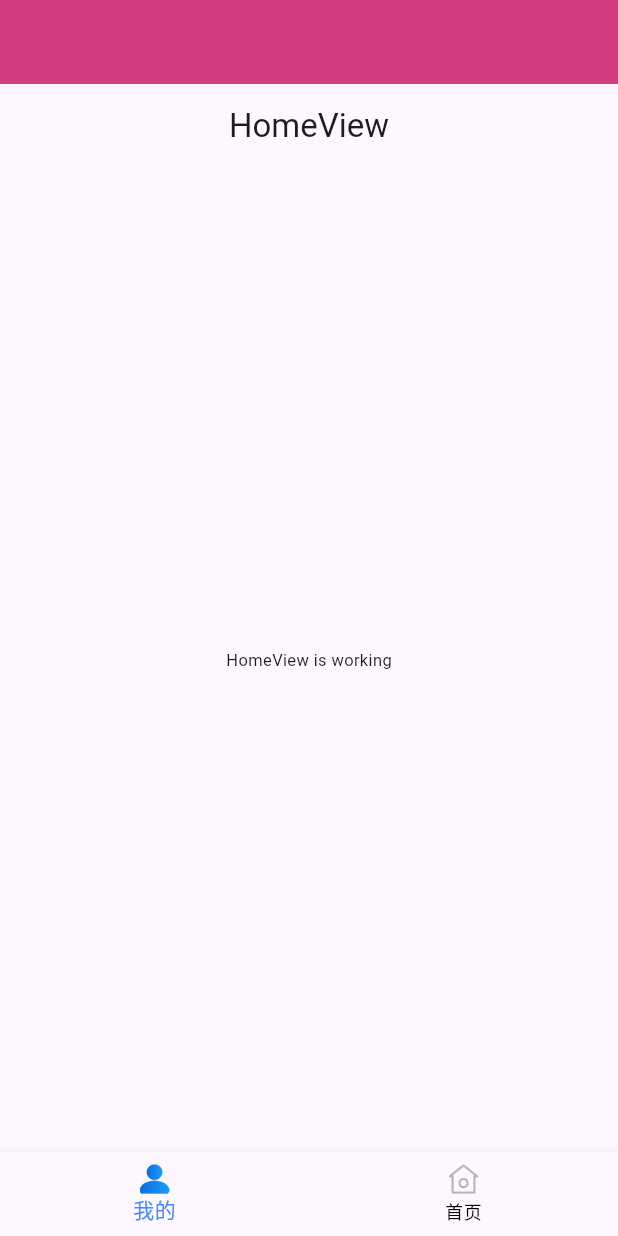
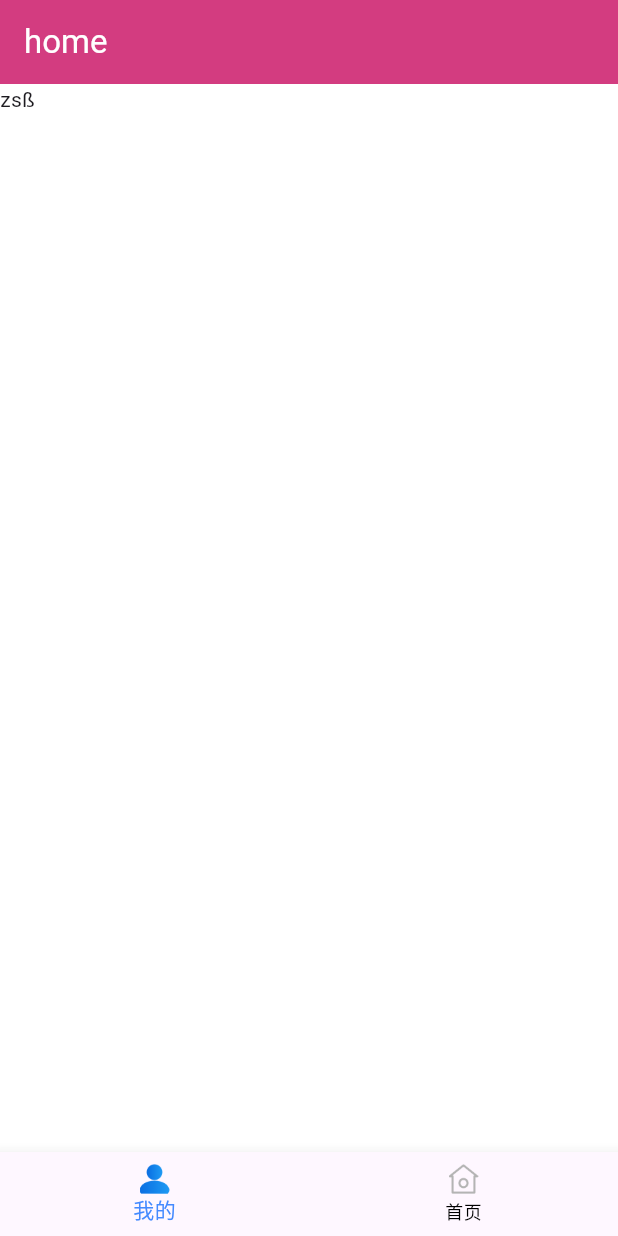
Before and after one commit to cjy19890822/wanAndroidProject, a Flutter app: the screen it shows after launch, on a phone screen of 412 x 824 dp. Run offline on Flutter 3.47's test engine with Material 3 defaults, Android fonts, the phone set to English and light mode, and no system bars; our stand-ins replace flutter_easyloading, flutter_screenutil, fluttertoast, get, pull_to_refresh; missing offline and left inert: dart:ffi.

Commit message:
app首页初始化

```diff
--- a/lib/app/modules/home/controllers/home_controller.dart
+++ b/lib/app/modules/home/controllers/home_controller.dart
@@ -4,6 +4,7 @@ class HomeController extends GetxController {
   //TODO: Implement HomeController
 
   final count = 0.obs;
+  final name = "zsß".obs;
   @override
   void onInit() {
     super.onInit();
--- a/lib/app/modules/home/views/home_view.dart
+++ b/lib/app/modules/home/views/home_view.dart
@@ -2,25 +2,43 @@ import 'package:flutter/material.dart';
 import 'package:flutter_screenutil/flutter_screenutil.dart';
 
 import 'package:get/get.dart';
+import 'package:wanandroidproject/app/base/base_common_view.dart';
 
 import '../controllers/home_controller.dart';
 
-class HomeView extends GetView<HomeController> {
-  const HomeView({Key? key}) : super(key: key);
+class HomeView extends BaseCommonView<HomeController> {
+  HomeView({Key? key}) : super(key: key);
+  // @override
+  // Widget build(BuildContext context) {
+  //   ScreenUtil.init(context,designSize: const Size(750, 1334));
+  //   return Scaffold(
+  //     appBar: AppBar(
+  //       title: const Text('HomeView'),
+  //       centerTitle: true,
+  //     ),
+  //     body:  Center(
+  //       child: Text(
+  //         'HomeView is working',
+  //         style: TextStyle(fontSize: 20.sp),
+  //       ),
+  //     ),
+  //   );
+  // }
+
   @override
-  Widget build(BuildContext context) {
-    ScreenUtil.init(context,designSize: const Size(750, 1334));
-    return Scaffold(
-      appBar: AppBar(
-        title: const Text('HomeView'),
-        centerTitle: true,
-      ),
-      body:  Center(
-        child: Text(
-          'HomeView is working',
-          style: TextStyle(fontSize: 20.sp),
-        ),
-      ),
-    );
+  get navTitle=>"home";
+
+
+  @override
+  Widget buildContent() {
+    // TODO: implement buildContent
+
+    return   Text(controller.name.value);
+  }
+
+  @override
+  Widget buildNavgationbar() {
+    // TODO: implement buildNavgationbar
+    throw UnimplementedError();
   }
 }
--- a/lib/app/modules/my/views/my_view.dart
+++ b/lib/app/modules/my/views/my_view.dart
@@ -1,24 +1,29 @@
 import 'package:flutter/material.dart';
 
-import 'package:get/get.dart';
+import 'package:wanandroidproject/app/base/base_common_view.dart';
 
 import '../controllers/my_controller.dart';
 
-class MyView extends GetView<MyController> {
-  const MyView({Key? key}) : super(key: key);
+class MyView extends BaseCommonView<MyController> {
+   MyView({Key? key}) : super(key: key);
+
+
+   @override
+   get navTitle=>"my";
+
   @override
-  Widget build(BuildContext context) {
-    return Scaffold(
-      appBar: AppBar(
-        title: const Text('MyView'),
-        centerTitle: true,
-      ),
-      body: const Center(
+  Widget buildContent() {
+    // TODO: implement buildContent
+    return  Center(
         child: Text(
-          'MyView is working',
-          style: TextStyle(fontSize: 20),
-        ),
-      ),
-    );
+        'MyView is working',
+        style: TextStyle(fontSize: 20),
+    ));
+  }
+
+  @override
+  Widget buildNavgationbar() {
+    // TODO: implement buildNavgationbar
+    throw UnimplementedError();
   }
 }
--- a/lib/app/modules/tabs/controllers/tabs_controller.dart
+++ b/lib/app/modules/tabs/controllers/tabs_controller.dart
@@ -7,7 +7,7 @@ class TabsController extends GetxController {
   //TODO: Implement TabsController
 
   final currentIndex = 0.obs;
-   List<Widget> tablistPage = [const HomeView(),MyView()];
+   List<Widget> tablistPage = [ HomeView(),MyView()];
   @override
   void onInit() {
     super.onInit();
--- a/lib/app/modules/tabs/views/tabs_view.dart
+++ b/lib/app/modules/tabs/views/tabs_view.dart
@@ -9,7 +9,7 @@ import 'package:wanandroidproject/app/enum/TabSubType.dart';
 
 import '../controllers/tabs_controller.dart';
 
-class TabsView extends BaseView<TabsController> {
+class TabsView extends GetView<TabsController> {
    TabsView({Key? key}) : super(key: key);
   // @override
   // Widget build(BuildContext context) {
@@ -58,7 +58,7 @@ class TabsView extends BaseView<TabsController> {
       BottomNavigationBarItem(icon: TabSubType.home.activeimage,label: TabSubType.home.title,activeIcon: TabSubType.home.image)];
   }
 
-  @override
+
   Widget buildContent() {
     // TODO: implement buildContent
     return IndexedStack(
@@ -67,4 +67,15 @@ class TabsView extends BaseView<TabsController> {
     );
   }
 
+  @override
+  Widget build(BuildContext context) {
+    // TODO: implement build
+    return Obx(() {
+       return Scaffold(
+         body: buildContent(),
+         bottomNavigationBar: buildNavgationbar(),
+       );
+    });
+  }
+
 }
--- a/lib/app/routes/app_pages.dart
+++ b/lib/app/routes/app_pages.dart
@@ -17,7 +17,7 @@ class AppPages {
   static final routes = [
     GetPage(
       name: _Paths.HOME,
-      page: () => const HomeView(),
+      page: () => HomeView(),
       binding: HomeBinding(),
     ),
     GetPage(
@@ -27,7 +27,7 @@ class AppPages {
     ),
     GetPage(
       name: _Paths.MY,
-      page: () => const MyView(),
+      page: () =>  MyView(),
       binding: MyBinding(),
     ),
   ];
```
Also changed, not shown: lib/app/base/base_common_view.dart (+57 -0 lines), lib/app/modules/tabs/bindings/tabs_binding.dart (+9 -0 lines), 2 other files.
